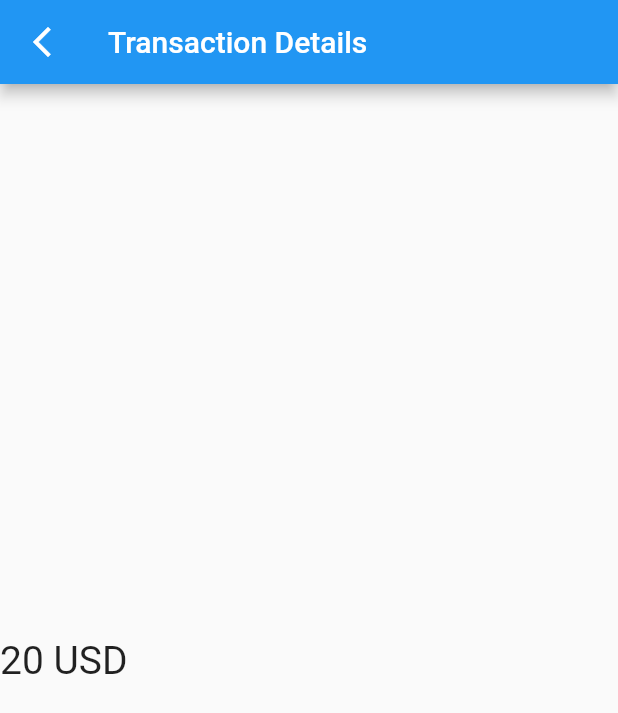
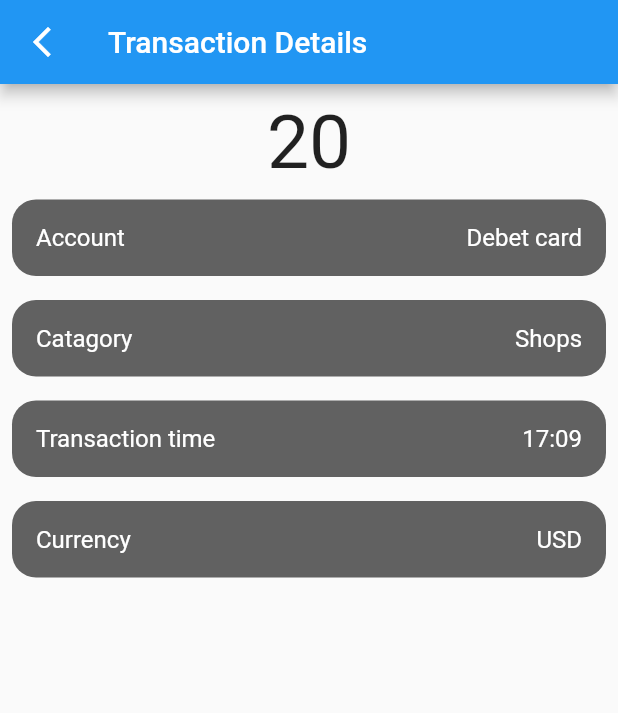
Before and after one commit to Dru1DD/moneth-flutter, a Flutter app: the MainScreen widget shown alone on an empty page, opened directly, after a tap on "Salary", on a phone screen of 412 x 824 dp. Shown: the top 713 px of the screen. Run offline on Flutter 3.47's test engine with Material 2 defaults, Android fonts, the phone set to English and light mode, and no system bars; our stand-ins replace curved_navigation_bar, firebase_auth, firebase_core, flutter_dotenv, go_router; accounts and stored records are empty; network calls fail.

Commit message:
feat: add to transaction_details data from transactionList with transactionId

```diff
--- /dev/null
+++ b/lib/example/transaction_list.dart
@@ -0,0 +1,40 @@
+import 'package:flutter/material.dart';
+
+const transactionExample = [
+  {
+    'incomeType': 'Salary',
+    'cardType': 'Debet card',
+    'transactionType': '+',
+    'transactionTime': '17:09',
+    'amount': 20,
+    'icon': Icons.arrow_forward_ios_rounded,
+    'transactionIcon': Icons.shopping_cart,
+  },
+  {
+    'incomeType': 'Salary',
+    'cardType': 'Debet card',
+    'transactionType': '+',
+    'transactionTime': '17:09',
+    'amount': 15,
+    'icon': Icons.arrow_forward_ios_rounded,
+    'transactionIcon': Icons.shopping_cart,
+  },
+  {
+    'incomeType': 'Salary',
+    'cardType': 'Debet card',
+    'transactionType': '+',
+    'transactionTime': '17:09',
+    'amount': 40,
+    'icon': Icons.arrow_forward_ios_rounded,
+    'transactionIcon': Icons.shopping_cart,
+  },
+  {
+    'incomeType': 'Salary',
+    'cardType': 'Debet card',
+    'transactionType': '+',
+    'transactionTime': '17:09',
+    'amount': 60,
+    'icon': Icons.arrow_forward_ios_rounded,
+    'transactionIcon': Icons.shopping_cart,
+  },
+];
--- a/lib/router/router.dart
+++ b/lib/router/router.dart
@@ -40,8 +40,11 @@ class AppRouter {
       GoRoute(
         path: '/transaction-details/:id',
         pageBuilder: (BuildContext context, GoRouterState state) {
-          return const MaterialPage(
-            child: TransactionDetails(),
+          var extra = state.extra as Map<String, String>;
+          return MaterialPage(
+            child: TransactionDetails(
+              transactionId: int.parse(extra['id']!),
+            ),
           );
         },
       ),
--- a/lib/screens/home/main_screen.dart
+++ b/lib/screens/home/main_screen.dart
@@ -2,44 +2,7 @@ import 'package:flutter/material.dart';
 import 'package:flutter_application_1/widgets/widgets.dart';
 import 'package:go_router/go_router.dart';
 
-const transactionExample = [
-  {
-    'incomeType': 'Salary',
-    'cardType': 'Debet card',
-    'transactionType': '+',
-    'transactionTime': '17:09',
-    'amount': 20,
-    'icon': Icons.arrow_forward_ios_rounded,
-    'transactionIcon': Icons.shopping_cart,
-  },
-  {
-    'incomeType': 'Salary',
-    'cardType': 'Debet card',
-    'transactionType': '+',
-    'transactionTime': '17:09',
-    'amount': 20,
-    'icon': Icons.arrow_forward_ios_rounded,
-    'transactionIcon': Icons.shopping_cart,
-  },
-  {
-    'incomeType': 'Salary',
-    'cardType': 'Debet card',
-    'transactionType': '+',
-    'transactionTime': '17:09',
-    'amount': 20,
-    'icon': Icons.arrow_forward_ios_rounded,
-    'transactionIcon': Icons.shopping_cart,
-  },
-  {
-    'incomeType': 'Salary',
-    'cardType': 'Debet card',
-    'transactionType': '+',
-    'transactionTime': '17:09',
-    'amount': 20,
-    'icon': Icons.arrow_forward_ios_rounded,
-    'transactionIcon': Icons.shopping_cart,
-  },
-];
+import '../../example/transaction_list.dart';
 
 class MainScreen extends StatefulWidget {
   const MainScreen({super.key});
@@ -118,8 +81,16 @@ class _MainScreenState extends State<MainScreen> {
                   return Padding(
                     padding: const EdgeInsets.all(8.0),
                     child: InkWell(
-                      onTap: () => GoRouter.of(context)
-                          .push('/transaction-details/$index'),
+                      onTap: () {
+                        context.push(
+                          '/transaction-details/$index',
+                          extra: {
+                            'id': index.toString(),
+                          },
+                        );
+// () => GoRouter.of(context)
+//                           .push('/transaction-details/$index'),
+                      },
                       child: TransactionItem(
                         incomeType: transactionList[index]['incomeType'],
                         cardType: transactionList[index]['cardType'],
--- a/lib/screens/transactions/transaction_details.dart
+++ b/lib/screens/transactions/transaction_details.dart
@@ -1,8 +1,15 @@
 import 'package:flutter/material.dart';
 import 'package:go_router/go_router.dart';
 
+import '../../widgets/widgets.dart';
+
+import '../../example/transaction_list.dart';
+
 class TransactionDetails extends StatelessWidget {
-  const TransactionDetails({super.key});
+  final int transactionId;
+  final transactionList = transactionExample;
+
+  const TransactionDetails({super.key, required this.transactionId});
 
   @override
   Widget build(BuildContext context) {
@@ -16,16 +23,33 @@ class TransactionDetails extends StatelessWidget {
           },
         ),
       ),
-      body: Container(
-        child: Row(
-          children: const [
-            Center(
+      body: Center(
+        child: Column(
+          children: [
+            Padding(
+              padding: const EdgeInsets.only(top: 10.0),
               child: Text(
-                '20 USD',
-                style: TextStyle(
-                  fontSize: 26,
+                transactionList[transactionId]['amount'].toString(),
+                style: const TextStyle(
+                  fontSize: 50,
                 ),
               ),
+            ),
+            const Field(
+              firstLabel: 'Account',
+              secondLabel: 'Debet card',
+            ),
+            const Field(
+              firstLabel: 'Catagory',
+              secondLabel: 'Shops',
+            ),
+            const Field(
+              firstLabel: 'Transaction time',
+              secondLabel: '17:09',
+            ),
+            const Field(
+              firstLabel: 'Currency',
+              secondLabel: 'USD',
             ),
           ],
         ),
--- /dev/null
+++ b/lib/widgets/field.dart
@@ -0,0 +1,50 @@
+import 'package:flutter/material.dart';
+
+class Field extends StatelessWidget {
+  final String firstLabel;
+  final String secondLabel;
+  final Color containerColor = const Color.fromRGBO(97, 97, 97, 1);
+
+  const Field({
+    super.key,
+    required this.firstLabel,
+    required this.secondLabel,
+  });
+
+  @override
+  Widget build(BuildContext context) {
+    return Padding(
+      padding: const EdgeInsets.all(8.0),
+      child: Container(
+        decoration: BoxDecoration(
+          borderRadius: const BorderRadius.all(Radius.circular(16)),
+          color: containerColor,
+        ),
+        child: Padding(
+          padding: const EdgeInsets.all(16.0),
+          child: Flex(
+            direction: Axis.horizontal,
+            mainAxisAlignment: MainAxisAlignment.spaceEvenly,
+            children: [
+              Text(
+                firstLabel,
+                style: const TextStyle(
+                  color: Colors.white,
+                  fontSize: 16,
+                ),
+              ),
+              const Spacer(),
+              Text(
+                secondLabel,
+                style: const TextStyle(
+                  color: Colors.white,
+                  fontSize: 16,
+                ),
+              ),
+            ],
+          ),
+        ),
+      ),
+    );
+  }
+}
--- a/lib/widgets/widgets.dart
+++ b/lib/widgets/widgets.dart
@@ -1,4 +1,3 @@
 export 'build_button.dart';
-
-// Transactions
+export 'field.dart';
 export './transactions/transaction_item.dart';
```
